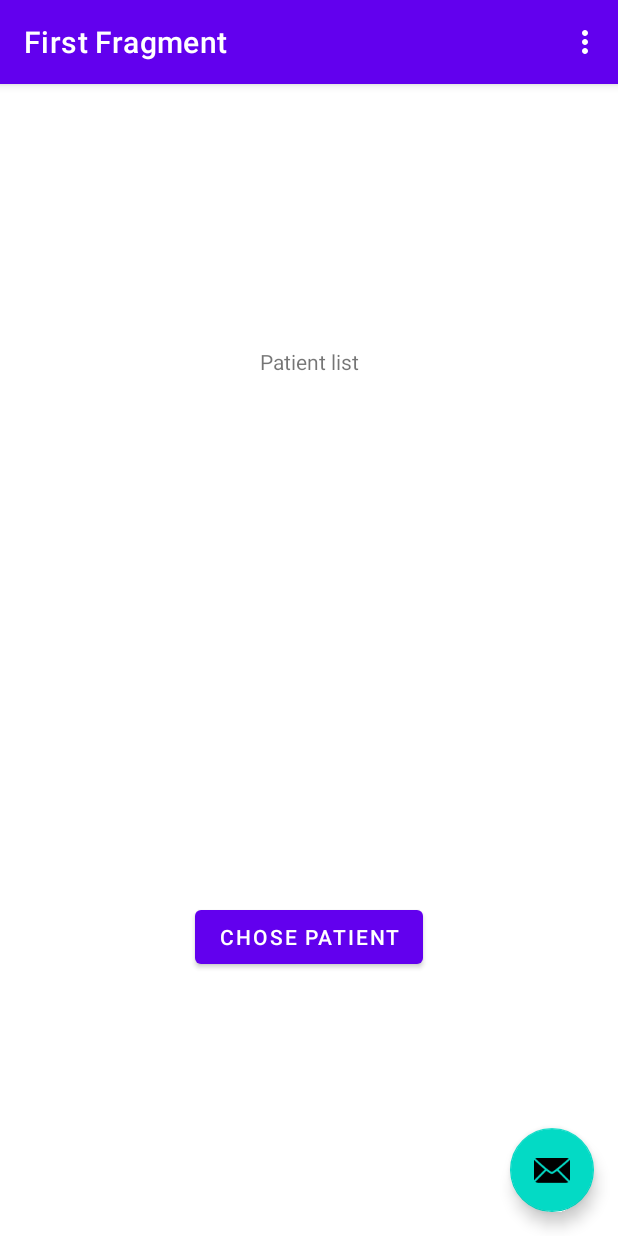
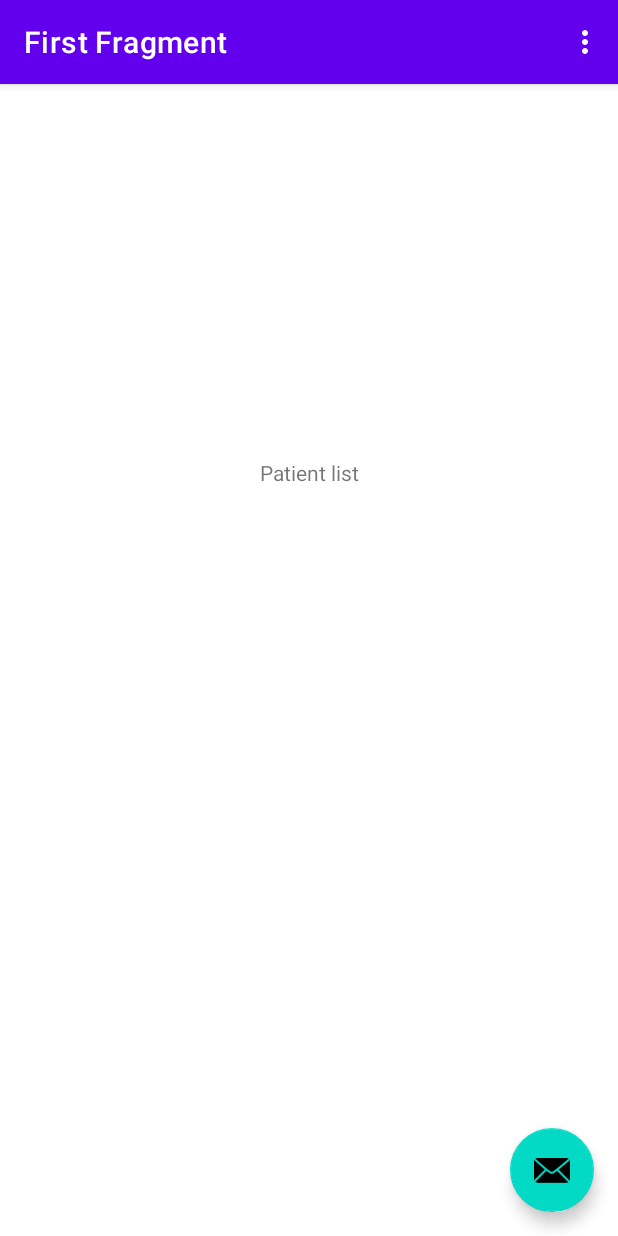
Before and after one commit to krined-dev/oblig3app, an Android app: the screen it shows after launch (MainActivity), on a phone screen of 412 x 824 dp. Run offline under Robolectric (Android 15) with nearby library versions, the phone set to English and light mode, and no system bars; our stand-ins replace navigation-ui; 1 statement that could not run was skipped.

Commit message:
lagt til client

```diff
--- /dev/null
+++ b/app/src/main/java/uit/ehelse/oblig3android/api/Client.kt
@@ -0,0 +1,5 @@
+package uit.ehelse.oblig3android.api
+
+object Client {
+
+}
--- a/app/src/main/java/uit/ehelse/oblig3android/patientList/PatientListViewModelFactory.kt
+++ b/app/src/main/java/uit/ehelse/oblig3android/patientList/PatientListViewModelFactory.kt
@@ -4,7 +4,7 @@ package uit.ehelse.oblig3android.patientList
 //import androidx.lifecycle.ViewModelProvider
 //
 //class PatientListViewModelFactory (
-////    private val patientDomain: her skal pasien listen inn
+////    private val patientDomain: her skal pasient listen inn
 //    private val application: Application
 //        ) : ViewModelProvider.Factory {
 //
--- a/app/src/main/res/layout/fragment_patient_list.xml
+++ b/app/src/main/res/layout/fragment_patient_list.xml
@@ -12,8 +12,6 @@
     <!--                  type="uit.ehelse.oblig3android.patientList.PatientListViewModel"/>-->
 
     <!--    </data>-->
-
-
 
 
     <TextView
@@ -34,18 +32,8 @@
             app:layout_constraintTop_toBottomOf="@+id/patient"
             app:layout_constraintStart_toStartOf="parent"
             app:layout_constraintEnd_toEndOf="parent"
-            app:layout_constraintBottom_toTopOf="@id/button_first"
-    />
-
-    <Button
-            android:id="@+id/button_first"
-            android:layout_width="wrap_content"
-            android:layout_height="wrap_content"
-            android:text="@string/choose_patient"
-            app:layout_constraintTop_toBottomOf="@id/patient_list"
-            app:layout_constraintStart_toStartOf="parent"
-            app:layout_constraintEnd_toEndOf="parent"
             app:layout_constraintBottom_toBottomOf="parent"
     />
 
+
 </androidx.constraintlayout.widget.ConstraintLayout>
```
